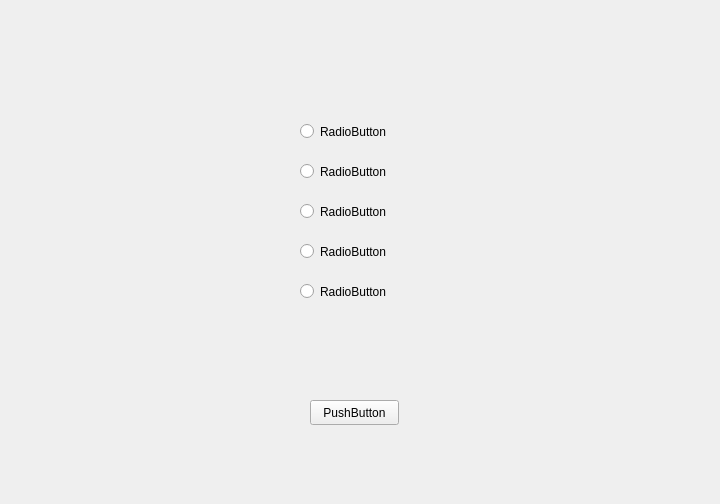
Old version of the form sdi_app/gui/application.ui in the repository FratiaXd/SDI.
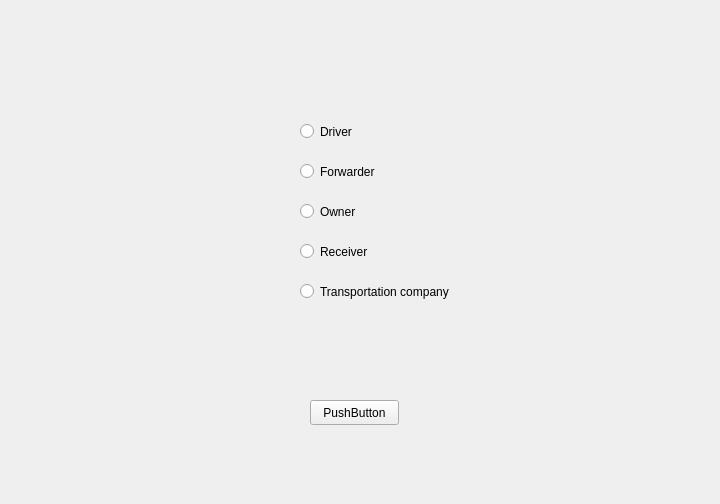
New version of the form. The open tabs and pages were chosen to show the change.

The edit to the form file:
```diff
--- a/sdi_app/gui/application.ui
+++ b/sdi_app/gui/application.ui
@@ -97,7 +97,7 @@
       </rect>
      </property>
      <property name="text">
-      <string>RadioButton</string>
+      <string>Driver</string>
      </property>
     </widget>
     <widget class="QRadioButton" name="radioButton_2">
@@ -110,7 +110,7 @@
       </rect>
      </property>
      <property name="text">
-      <string>RadioButton</string>
+      <string>Forwarder</string>
      </property>
     </widget>
     <widget class="QRadioButton" name="radioButton_3">
@@ -123,7 +123,7 @@
       </rect>
      </property>
      <property name="text">
-      <string>RadioButton</string>
+      <string>Owner</string>
      </property>
     </widget>
     <widget class="QRadioButton" name="radioButton_4">
@@ -136,7 +136,7 @@
       </rect>
      </property>
      <property name="text">
-      <string>RadioButton</string>
+      <string>Receiver</string>
      </property>
     </widget>
     <widget class="QRadioButton" name="radioButton_5">
@@ -144,12 +144,12 @@
       <rect>
        <x>300</x>
        <y>280</y>
-       <width>112</width>
+       <width>201</width>
        <height>23</height>
       </rect>
      </property>
      <property name="text">
-      <string>RadioButton</string>
+      <string>Transportation company</string>
      </property>
     </widget>
     <widget class="QPushButton" name="pushButton_3">
```
Left out of the diff: 4 changed lines with no effect on the pictures.
